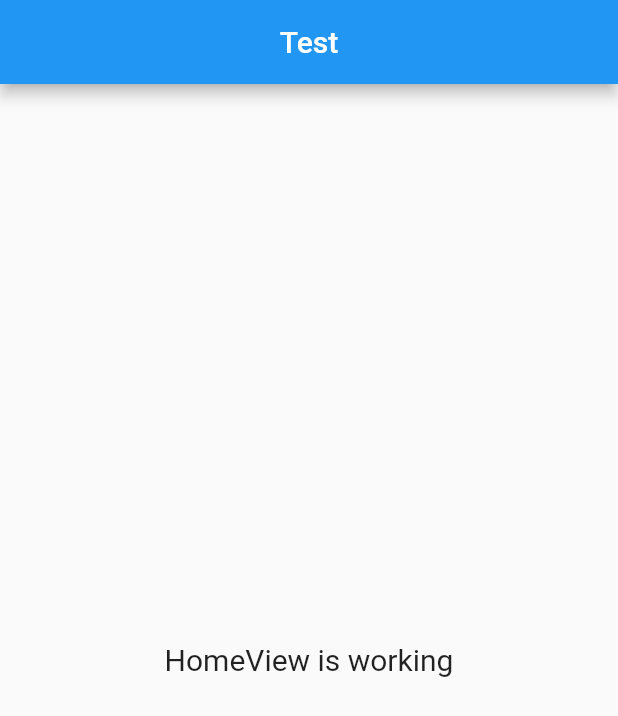
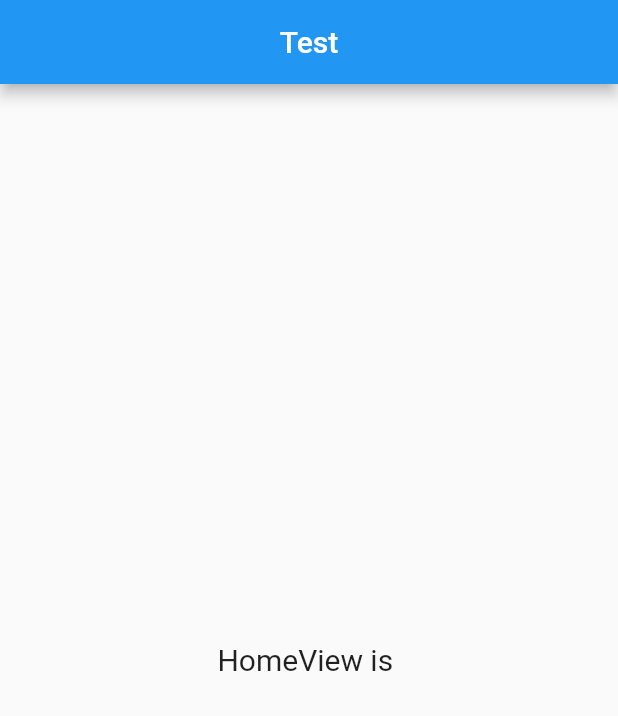
Before and after one commit to cg-MohammedSaliya/gittesttwo, a Flutter app: the screen it shows after launch, on a phone screen of 412 x 824 dp. Shown: the top 716 px of the screen. Run offline on Flutter 3.47's test engine with Material 2 defaults, Android fonts, the phone set to English and light mode, and no system bars; our stand-ins replace get.

Commit message:
s data commit

```diff
--- a/lib/app/modules/home/views/home_view.dart
+++ b/lib/app/modules/home/views/home_view.dart
@@ -16,7 +16,7 @@ class HomeView extends GetView<HomeController> {
       ),
       body: const Center(
         child: Text(
-          'HomeView is working',
+          'HomeView is ',
           style: TextStyle(fontSize: 20),
         ),
       ),
```
